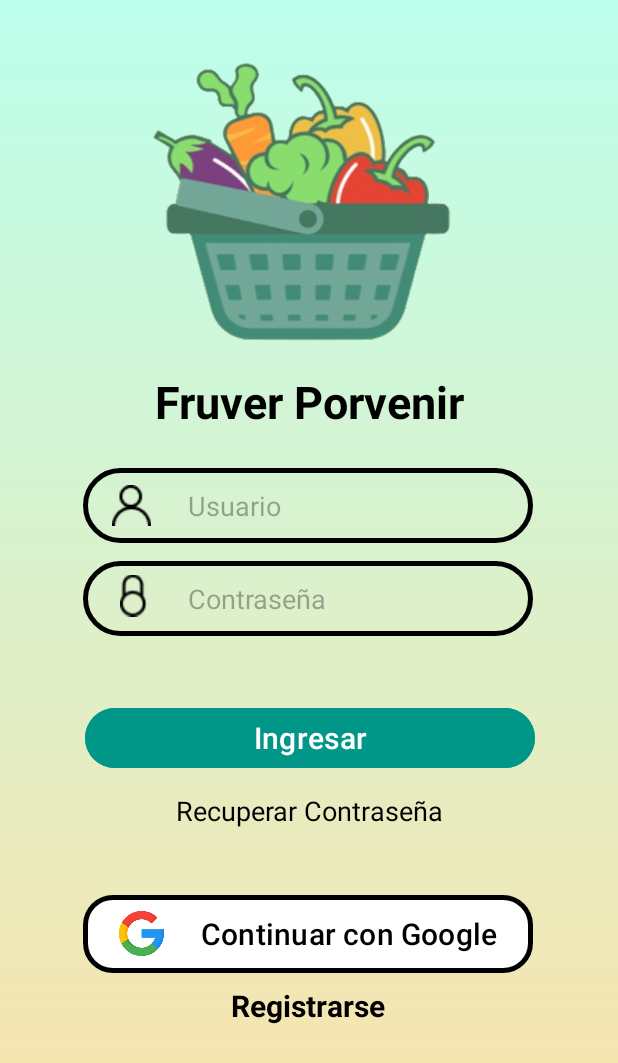
After one commit to hectorvcode/fruver_porvenir, an Android app: the layout activity_login.xml on its own in the app's theme, with its tools: preview values and no code run, on a phone screen of 412 x 824 dp. The commit adds this screen. Shown: the top 1063 px of the screen. Run offline under Robolectric (Android 15) with nearby library versions, the phone set to English and light mode, and no system bars.

Commit message:
Added Login Activity

```diff
--- /dev/null
+++ b/app/src/main/res/drawable/edit_text_rounded.xml
@@ -0,0 +1,8 @@
+<?xml version="1.0" encoding="utf-8"?>
+<shape xmlns:android="http://schemas.android.com/apk/res/android"
+    android:shape="rectangle">
+
+    <stroke android:width="3dp" android:color="@color/black" />
+    <corners android:radius="50dp" />
+
+</shape>
--- /dev/null
+++ b/app/src/main/res/layout/activity_login.xml
@@ -0,0 +1,146 @@
+<?xml version="1.0" encoding="utf-8"?>
+<androidx.constraintlayout.widget.ConstraintLayout xmlns:android="http://schemas.android.com/apk/res/android"
+    xmlns:app="http://schemas.android.com/apk/res-auto"
+    xmlns:tools="http://schemas.android.com/tools"
+    android:layout_width="match_parent"
+             android:layout_height="match_parent"
+             android:background="@drawable/background_gradient">
+
+    <ImageView
+        android:id="@+id/iv_app_logo"
+        android:layout_width="214dp"
+        android:layout_height="223dp"
+        android:layout_marginTop="16dp"
+        android:contentDescription="@string/app_logo"
+        app:layout_constraintEnd_toEndOf="parent"
+        app:layout_constraintHorizontal_bias="0.497"
+        app:layout_constraintStart_toStartOf="parent"
+        app:layout_constraintTop_toTopOf="parent"
+        app:srcCompat="@drawable/app_logo" />
+
+
+    <TextView
+        android:id="@+id/tv_fruver_porvenir"
+        android:layout_width="wrap_content"
+        android:layout_height="wrap_content"
+        android:layout_marginTop="8dp"
+        android:text="@string/fruver_porvenir"
+        android:textColor="@color/black"
+        android:textSize="30sp"
+        android:textStyle="bold"
+        app:layout_constraintEnd_toEndOf="parent"
+        app:layout_constraintStart_toStartOf="parent"
+        app:layout_constraintTop_toBottomOf="@+id/iv_app_logo" />
+
+    <ImageView
+        android:id="@+id/iv_ic_user"
+        android:layout_width="wrap_content"
+        android:layout_height="50dp"
+        android:layout_marginTop="24dp"
+        app:layout_constraintEnd_toEndOf="parent"
+        app:layout_constraintHorizontal_bias="0.194"
+        app:layout_constraintStart_toStartOf="parent"
+        app:layout_constraintTop_toBottomOf="@+id/tv_fruver_porvenir"
+        app:srcCompat="@drawable/ic_usuario" />
+
+    <ImageView
+        android:id="@+id/iv_ic_contrasena"
+        android:layout_width="wrap_content"
+        android:layout_height="50dp"
+        android:layout_marginTop="84dp"
+        app:layout_constraintEnd_toEndOf="parent"
+        app:layout_constraintHorizontal_bias="0.203"
+        app:layout_constraintStart_toStartOf="parent"
+        app:layout_constraintTop_toBottomOf="@+id/tv_fruver_porvenir"
+        app:srcCompat="@drawable/ic_contrasena" />
+
+    <EditText
+        android:id="@+id/edt_email_login"
+        android:layout_width="300dp"
+        android:layout_height="50dp"
+        android:layout_marginTop="24dp"
+        android:hint="@string/usuario"
+        android:paddingStart="70dp"
+        android:paddingEnd="16dp"
+        style="@style/EditTextRounded"
+        app:layout_constraintEnd_toEndOf="parent"
+        app:layout_constraintHorizontal_bias="0.496"
+        app:layout_constraintStart_toStartOf="parent"
+        app:layout_constraintTop_toBottomOf="@+id/tv_fruver_porvenir" />
+
+    <EditText
+        android:id="@+id/edt_password_login"
+        style="@style/EditTextRounded"
+        android:layout_width="300dp"
+        android:layout_height="50dp"
+        android:layout_marginTop="12dp"
+        android:hint="@string/contrasena"
+        android:paddingStart="70dp"
+        android:paddingEnd="16dp"
+        app:icon="@drawable/ic_contrasena"
+        app:layout_constraintEnd_toEndOf="parent"
+        app:layout_constraintHorizontal_bias="0.495"
+        app:layout_constraintStart_toStartOf="parent"
+        app:layout_constraintTop_toBottomOf="@+id/edt_email_login" />
+
+    <TextView
+        android:id="@+id/tv_recuperar_contrasena"
+        android:layout_width="wrap_content"
+        android:layout_height="wrap_content"
+        android:layout_marginTop="12dp"
+        android:text="@string/recuperar_contrasena"
+        android:textColor="@color/black"
+        android:textSize="18sp"
+        app:layout_constraintEnd_toEndOf="parent"
+        app:layout_constraintStart_toStartOf="parent"
+        app:layout_constraintTop_toBottomOf="@+id/btn_ingresar" />
+
+    <Button
+        android:id="@+id/btn_ingresar"
+        android:layout_width="300dp"
+        android:layout_height="48dp"
+        android:layout_marginTop="44dp"
+        android:backgroundTint="@color/green_mint"
+        android:text="@string/ingresar"
+        android:textSize="20sp"
+        app:layout_constraintEnd_toEndOf="parent"
+        app:layout_constraintHorizontal_bias="0.505"
+        app:layout_constraintStart_toStartOf="parent"
+        app:layout_constraintTop_toBottomOf="@+id/edt_password_login" />
+
+    <Button
+        android:id="@+id/btn_continuar_google"
+        android:layout_width="300dp"
+        android:layout_height="60dp"
+        android:layout_marginTop="40dp"
+        android:backgroundTint="@color/white"
+        android:text="@string/continuar_con_google"
+        android:textAlignment="viewEnd"
+        android:textColor="@color/black"
+        android:textSize="20sp"
+        app:cornerRadius="20dp"
+        app:icon="@drawable/ic_google"
+        app:iconSize="30dp"
+        app:iconTint="@null"
+        app:layout_constraintEnd_toEndOf="parent"
+        app:layout_constraintHorizontal_bias="0.494"
+        app:layout_constraintStart_toStartOf="parent"
+        app:layout_constraintTop_toBottomOf="@+id/tv_recuperar_contrasena"
+        app:strokeColor="@color/black"
+        app:strokeWidth="3dp" />
+
+    <TextView
+        android:id="@+id/tv_registrarse"
+        android:layout_width="wrap_content"
+        android:layout_height="wrap_content"
+        android:layout_marginTop="4dp"
+        android:text="@string/registrarse"
+        android:textColor="@color/black"
+        android:textSize="20sp"
+        android:textStyle="bold"
+        app:layout_constraintEnd_toEndOf="parent"
+        app:layout_constraintHorizontal_bias="0.498"
+        app:layout_constraintStart_toStartOf="parent"
+        app:layout_constraintTop_toBottomOf="@+id/btn_continuar_google" />
+
+</androidx.constraintlayout.widget.ConstraintLayout>
--- a/app/src/main/res/values-night/colors.xml
+++ b/app/src/main/res/values-night/colors.xml
@@ -3,4 +3,5 @@
     <color name="black">#FF000000</color>
     <color name="white">#FFFFFFFF</color>
     <color name="gray">#7A7A7A</color>
+    <color name="green_mint">#009688</color>
 </resources>
--- /dev/null
+++ b/app/src/main/res/values-night/strings.xml
@@ -0,0 +1,6 @@
+<?xml version="1.0" encoding="utf-8"?>
+<resources>
+    <string name="usuario">Usuario</string>
+    <string name="ingresar">Ingresar</string>
+    <string name="recuperar_contrasena">Recuperar Contrasena</string>
+</resources>
--- a/app/src/main/res/values/strings.xml
+++ b/app/src/main/res/values/strings.xml
@@ -5,4 +5,9 @@
     <string name="comienza">Comienza</string>
     <string name="registrarse">Registrarse</string>
     <string name="app_logo">App logo</string>
+    <string name="contrasena">Contraseña</string>
+    <string name="continuar_con_google">Continuar con Google</string>
+    <string name="usuario">Usuario</string>
+    <string name="ingresar">Ingresar</string>
+    <string name="recuperar_contrasena">Recuperar Contraseña</string>
 </resources>
--- /dev/null
+++ b/app/src/main/res/values/style.xml
@@ -0,0 +1,9 @@
+<?xml version="1.0" encoding="utf-8"?>
+<resources>
+    --Style for EditTextRounded
+    <style name="EditTextRounded" parent="Widget.AppCompat.EditText">
+        <item name="android:background">@drawable/edit_text_rounded</item>
+        <item name="android:paddingLeft">15dp</item>
+        <item name="android:paddingRight">15dp</item>
+    </style>
+</resources>
```
Also changed, not shown: app/src/main/res/drawable/ic_contrasena.png (added), app/src/main/res/drawable/ic_google.png (added), app/src/main/res/drawable/ic_usuario.png (added).
